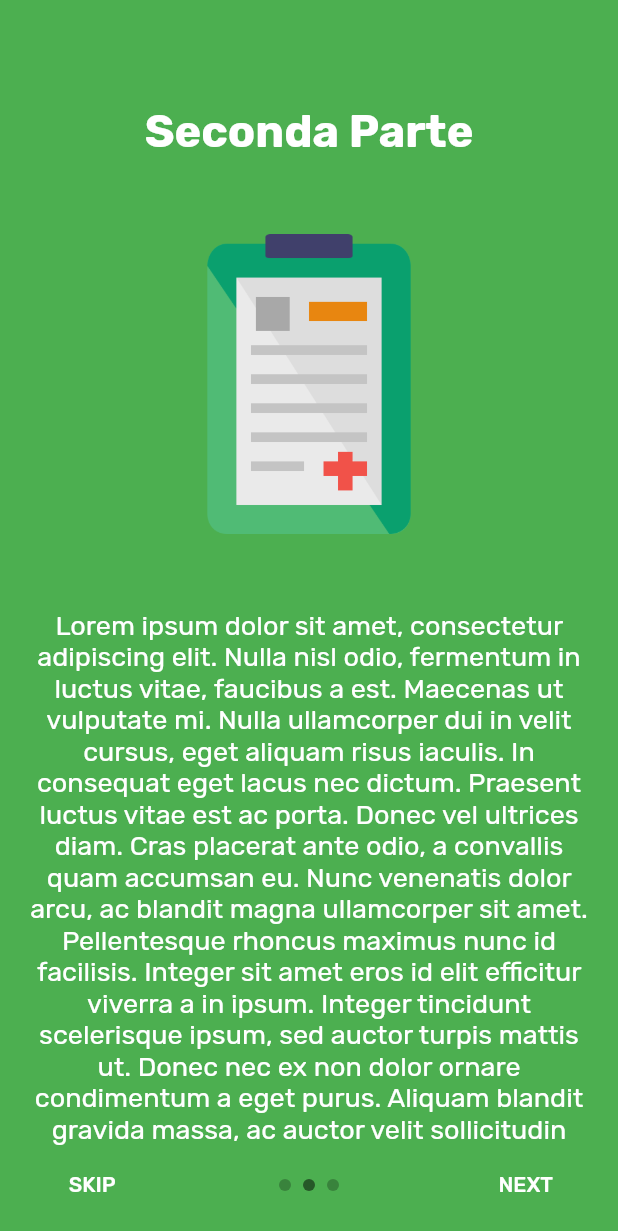
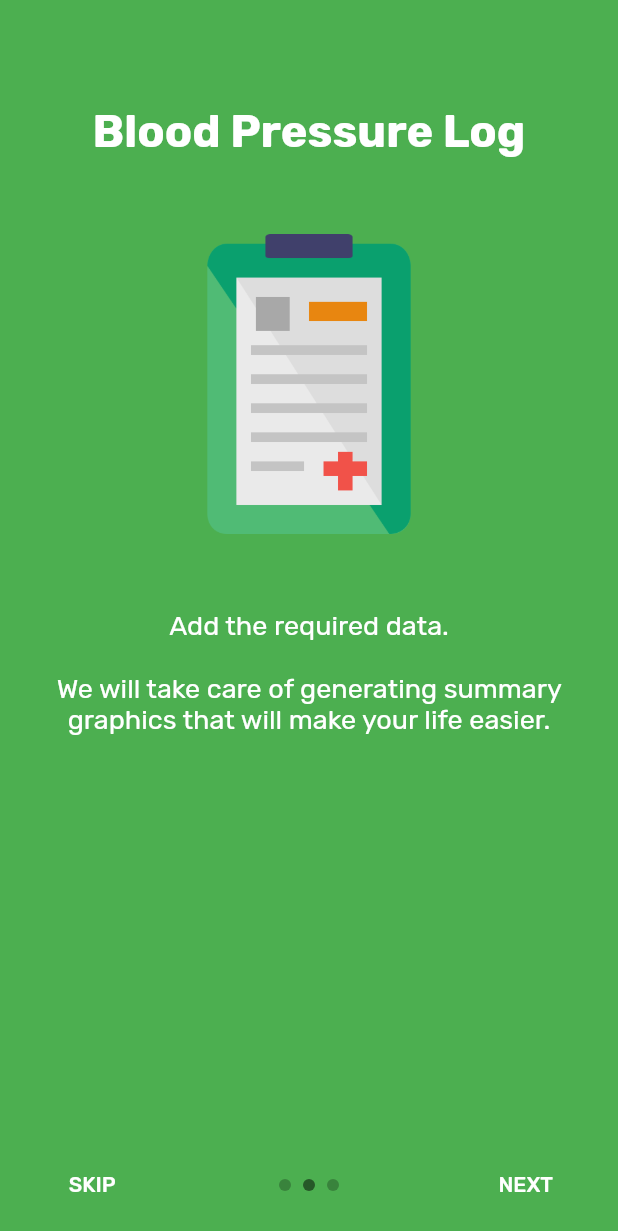
Before and after one commit to francesco-rossetti/BloodPressureLog, a Flutter app: the screen it shows after launch, swiped to page 2, on a phone screen of 412 x 824 dp. Shown: the top 1231 px of the screen. Run offline on Flutter 3.47's test engine with Material 2 defaults, Android fonts, the phone set to English and light mode, and no system bars; drawn by our look-alikes of intro_slider; our stand-ins replace charts_flutter, convex_bottom_bar, file_picker, firebase_analytics, firebase_core, flutter_datetime_picker and 8 more; missing offline and left inert: admob_flutter, commons; accounts and stored records are empty.

Commit message:
20112020_3

```diff
--- a/lang/en.json
+++ b/lang/en.json
@@ -60,9 +60,12 @@
     "rateApp": "Do you like the app? Rate us 5 stars",
     "myApp": "Our apps",
 
-    "onBoarding1Detail": "Lorem ipsum dolor sit amet, consectetur adipiscing elit. Nulla nisl odio, fermentum in luctus vitae, faucibus a est. Maecenas ut vulputate mi. Nulla ullamcorper dui in velit cursus, eget aliquam risus iaculis. In consequat eget lacus nec dictum. Praesent luctus vitae est ac porta. Donec vel ultrices diam. Cras placerat ante odio, a convallis quam accumsan eu. Nunc venenatis dolor arcu, ac blandit magna ullamcorper sit amet. Pellentesque rhoncus maximus nunc id facilisis. Integer sit amet eros id elit efficitur viverra a in ipsum. Integer tincidunt scelerisque ipsum, sed auctor turpis mattis ut. Donec nec ex non dolor ornare condimentum a eget purus. Aliquam blandit gravida massa, ac auctor velit sollicitudin eu. Nam rhoncus erat vitae massa pulvinar pulvinar",
-    "onBoarding2": "Seconda Parte",
-    "onBoarding2Detail": "Lorem ipsum dolor sit amet, consectetur adipiscing elit. Nulla nisl odio, fermentum in luctus vitae, faucibus a est. Maecenas ut vulputate mi. Nulla ullamcorper dui in velit cursus, eget aliquam risus iaculis. In consequat eget lacus nec dictum. Praesent luctus vitae est ac porta. Donec vel ultrices diam. Cras placerat ante odio, a convallis quam accumsan eu. Nunc venenatis dolor arcu, ac blandit magna ullamcorper sit amet. Pellentesque rhoncus maximus nunc id facilisis. Integer sit amet eros id elit efficitur viverra a in ipsum. Integer tincidunt scelerisque ipsum, sed auctor turpis mattis ut. Donec nec ex non dolor ornare condimentum a eget purus. Aliquam blandit gravida massa, ac auctor velit sollicitudin eu. Nam rhoncus erat vitae massa pulvinar pulvinar",
-    "onBoarding3": "Terza Parte",
-    "onBoarding3Detail": "Lorem ipsum dolor sit amet, consectetur adipiscing elit. Nulla nisl odio, fermentum in luctus vitae, faucibus a est. Maecenas ut vulputate mi. Nulla ullamcorper dui in velit cursus, eget aliquam risus iaculis. In consequat eget lacus nec dictum. Praesent luctus vitae est ac porta. Donec vel ultrices diam. Cras placerat ante odio, a convallis quam accumsan eu. Nunc venenatis dolor arcu, ac blandit magna ullamcorper sit amet. Pellentesque rhoncus maximus nunc id facilisis. Integer sit amet eros id elit efficitur viverra a in ipsum. Integer tincidunt scelerisque ipsum, sed auctor turpis mattis ut. Donec nec ex non dolor ornare condimentum a eget purus. Aliquam blandit gravida massa, ac auctor velit sollicitudin eu. Nam rhoncus erat vitae massa pulvinar pulvinar"
+    "createdBy": "Crafted by: ",
+    "version": "Version ",
+    "privacypolicy": "Privacy Policy",
+    "termsofservice": "Terms of Service",
+
+    "onBoarding1Detail": "Here is the app that allows you to easily monitor your blood pressure data.",
+    "onBoarding2Detail": "Add the required data. \n\nWe will take care of generating summary graphics that will make your life easier.",
+    "onBoarding3Detail": "Your data will always be on your device and can never be disclosed by us. \n\nHowever, buttons are available to generate and share data only with whoever you want."
 }
--- a/lang/it.json
+++ b/lang/it.json
@@ -60,9 +60,12 @@
     "rateApp": "Ti piace l'app? Valutaci 5 stelle",
     "myApp": "Le nostre app",
 
-    "onBoarding1Detail": "Lorem ipsum dolor sit amet, consectetur adipiscing elit. Nulla nisl odio, fermentum in luctus vitae, faucibus a est. Maecenas ut vulputate mi. Nulla ullamcorper dui in velit cursus, eget aliquam risus iaculis. In consequat eget lacus nec dictum. Praesent luctus vitae est ac porta. Donec vel ultrices diam. Cras placerat ante odio, a convallis quam accumsan eu. Nunc venenatis dolor arcu, ac blandit magna ullamcorper sit amet. Pellentesque rhoncus maximus nunc id facilisis. Integer sit amet eros id elit efficitur viverra a in ipsum. Integer tincidunt scelerisque ipsum, sed auctor turpis mattis ut. Donec nec ex non dolor ornare condimentum a eget purus. Aliquam blandit gravida massa, ac auctor velit sollicitudin eu. Nam rhoncus erat vitae massa pulvinar pulvinar",
-    "onBoarding2": "Seconda Parte",
-    "onBoarding2Detail": "Lorem ipsum dolor sit amet, consectetur adipiscing elit. Nulla nisl odio, fermentum in luctus vitae, faucibus a est. Maecenas ut vulputate mi. Nulla ullamcorper dui in velit cursus, eget aliquam risus iaculis. In consequat eget lacus nec dictum. Praesent luctus vitae est ac porta. Donec vel ultrices diam. Cras placerat ante odio, a convallis quam accumsan eu. Nunc venenatis dolor arcu, ac blandit magna ullamcorper sit amet. Pellentesque rhoncus maximus nunc id facilisis. Integer sit amet eros id elit efficitur viverra a in ipsum. Integer tincidunt scelerisque ipsum, sed auctor turpis mattis ut. Donec nec ex non dolor ornare condimentum a eget purus. Aliquam blandit gravida massa, ac auctor velit sollicitudin eu. Nam rhoncus erat vitae massa pulvinar pulvinar",
-    "onBoarding3": "Terza Parte",
-    "onBoarding3Detail": "Lorem ipsum dolor sit amet, consectetur adipiscing elit. Nulla nisl odio, fermentum in luctus vitae, faucibus a est. Maecenas ut vulputate mi. Nulla ullamcorper dui in velit cursus, eget aliquam risus iaculis. In consequat eget lacus nec dictum. Praesent luctus vitae est ac porta. Donec vel ultrices diam. Cras placerat ante odio, a convallis quam accumsan eu. Nunc venenatis dolor arcu, ac blandit magna ullamcorper sit amet. Pellentesque rhoncus maximus nunc id facilisis. Integer sit amet eros id elit efficitur viverra a in ipsum. Integer tincidunt scelerisque ipsum, sed auctor turpis mattis ut. Donec nec ex non dolor ornare condimentum a eget purus. Aliquam blandit gravida massa, ac auctor velit sollicitudin eu. Nam rhoncus erat vitae massa pulvinar pulvinar"
+    "createdBy": "Creato Da: ",
+    "version": "Versione ",
+    "privacypolicy": "Informativa Privacy",
+    "termsofservice": "Termini di servizio",
+
+    "onBoarding1Detail": "Ecco per té l'app che ti consente di monitorare con facilità i dati della pressione del sangue.",
+    "onBoarding2Detail": "Aggiungi i dati richiesti. \n\nPensermo noi a generare i grafici riassuntivi che ti semplificheranno la vita",
+    "onBoarding3Detail": "I tuoi dati saranno sempre sul tuo dispositivo e da noi non potranno essere mai divulgati. \n\nSono comunque a disposizione pulsanti per generare e condividere i dati solamente con chi vorrai."
 }
--- a/lib/components/onBoarding.dart
+++ b/lib/components/onBoarding.dart
@@ -43,7 +43,7 @@ class _IntroScreenState extends State<IntroScreen> {
     );
     slides.add(
       new Slide(
-        title: AppLocalizations.of(context).translate("onBoarding2"),
+        title: AppLocalizations.of(context).translate("appName"),
         description:
             AppLocalizations.of(context).translate("onBoarding2Detail"),
         pathImage: "assets/images/onboard1.png",
@@ -52,7 +52,7 @@ class _IntroScreenState extends State<IntroScreen> {
     );
     slides.add(
       new Slide(
-        title: AppLocalizations.of(context).translate("onBoarding3"),
+        title: AppLocalizations.of(context).translate("appName"),
         description:
             AppLocalizations.of(context).translate("onBoarding3Detail"),
         pathImage: "assets/images/bloodpressure.png",
--- a/lib/home.dart
+++ b/lib/home.dart
@@ -5,6 +5,7 @@ import 'package:bloodpressurelog/components/emptyList.dart';
 import 'package:bloodpressurelog/components/lineAreaGraph.dart';
 import 'package:bloodpressurelog/components/sysCircularPercentIndicator.dart';
 import 'package:bloodpressurelog/constants.dart';
+import 'package:bloodpressurelog/info.dart';
 import 'package:bloodpressurelog/utils/AppLocalization.dart';
 import 'package:bloodpressurelog/utils/database/controllers/measurementService.dart';
 import 'package:bloodpressurelog/utils/database/models/measurement.dart';
@@ -250,9 +251,6 @@ class _HomePageState extends State<HomePage> {
   @override
   Widget build(BuildContext context) {
     return components.Page(
-      name: "appName",
-      showBottomBar: true,
-      body: generateBody(context),
-    );
+        name: "appName", showBottomBar: true, body: generateBody(context));
   }
 }
--- a/pubspec.yaml
+++ b/pubspec.yaml
@@ -19,6 +19,7 @@ dependencies:
   basic_utils: ^2.6.3
   path_provider: ^1.6.24
   intl: ^0.16.1
+  package_info: '>=0.4.3+2 <2.0.0'
   shared_preferences: '>=0.5.12+4 <2.0.0'
 
   #EXPORT/IMPORT
```
Also changed, not shown: lib/info.dart (added, +70 -0 lines), lib/settings.dart (+13 -1 lines), pubspec.lock, 2 other files.
